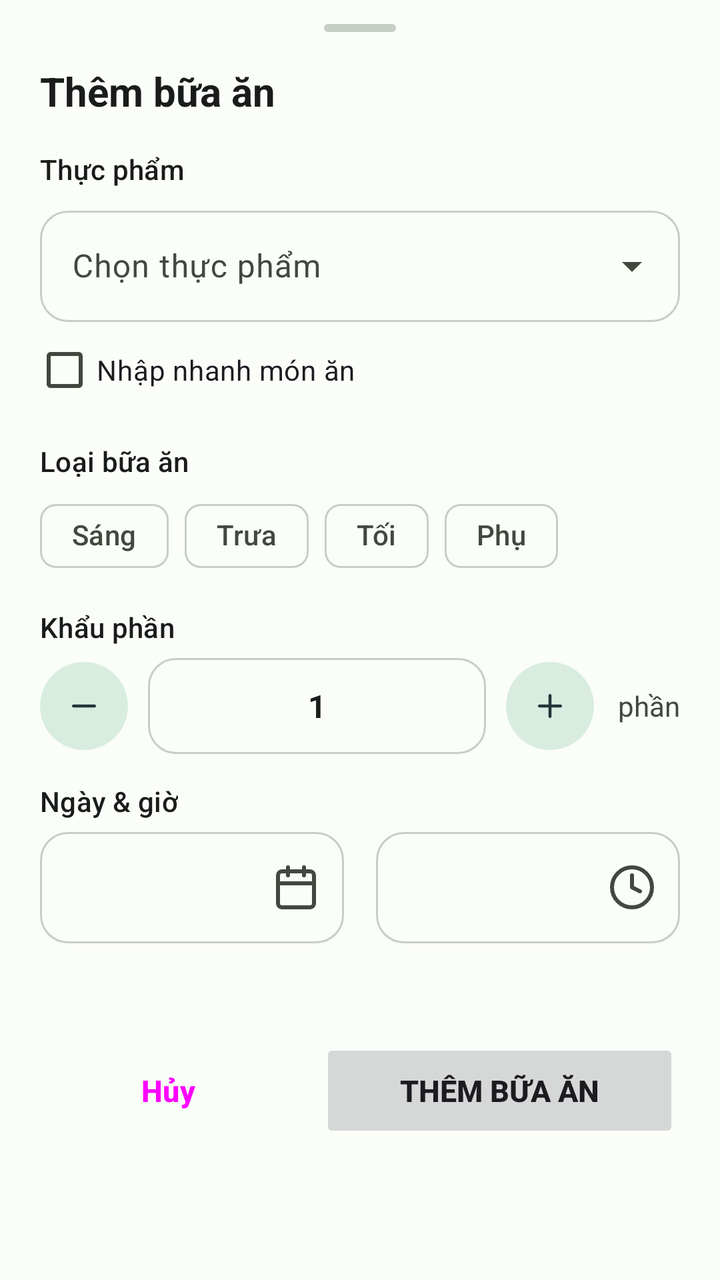
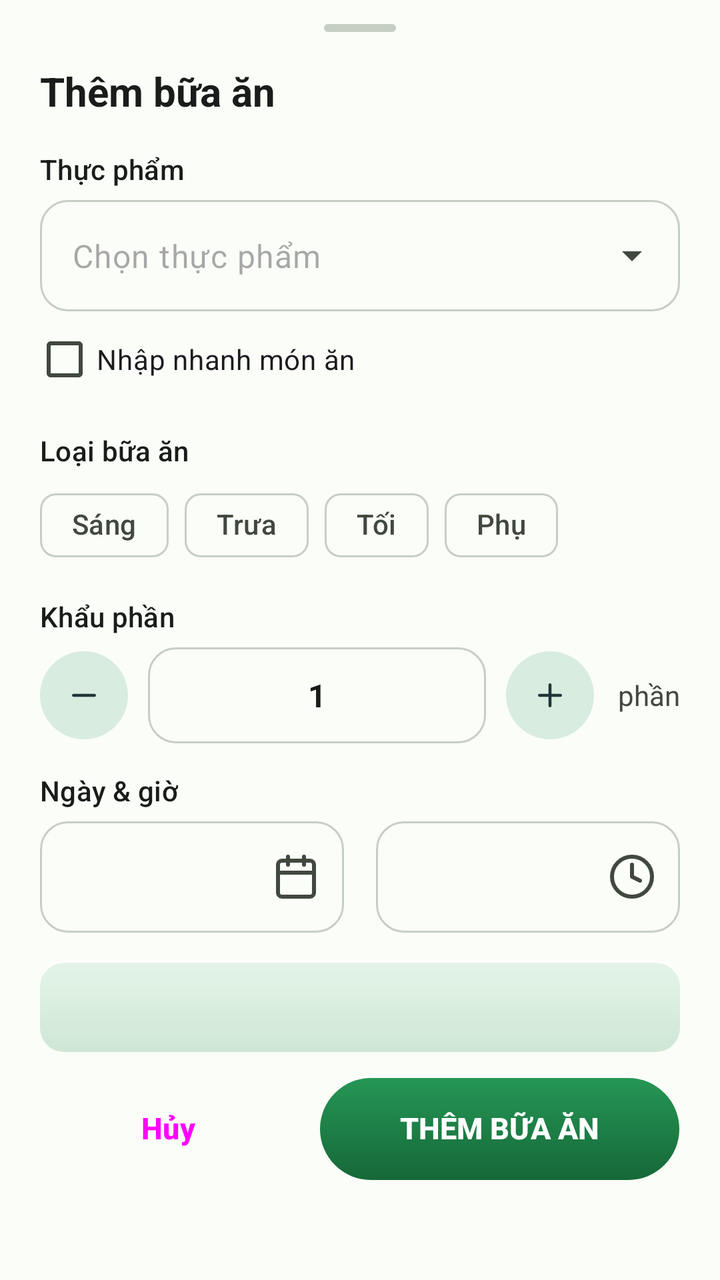

Compare the two renders of this Android layout. The source of the first and the diff that turns it into the second are given below.
<!-- AndroidManifest.xml: application theme Theme.CaloTrack -->
<!-- res/layout/dialog_add_edit_meal.xml -->
<?xml version="1.0" encoding="utf-8"?>
<androidx.core.widget.NestedScrollView xmlns:android="http://schemas.android.com/apk/res/android"
    xmlns:app="http://schemas.android.com/apk/res-auto"
    android:layout_width="match_parent"
    android:layout_height="wrap_content">

    <LinearLayout
        android:layout_width="match_parent"
        android:layout_height="wrap_content"
        android:orientation="vertical"
        android:paddingStart="20dp"
        android:paddingTop="12dp"
        android:paddingEnd="20dp"
        android:paddingBottom="20dp">

        <View
            android:layout_width="36dp"
            android:layout_height="4dp"
            android:layout_gravity="center_horizontal"
            android:background="@drawable/bg_sheet_handle" />

        <TextView
            android:id="@+id/tv_dialog_title"
            android:layout_width="wrap_content"
            android:layout_height="wrap_content"
            android:layout_marginTop="16dp"
            android:text="@string/add_meal"
            android:textColor="?attr/colorOnSurface"
            android:textSize="20sp"
            android:textStyle="bold" />

        
        <TextView
            style="@style/Widget.CaloTrack.FieldLabel"
            android:layout_marginTop="16dp"
            android:text="@string/label_food_pick" />

        <com.google.android.material.textfield.TextInputLayout
            android:id="@+id/til_food"
            style="@style/Widget.Material3.TextInputLayout.OutlinedBox.ExposedDropdownMenu"
            android:layout_width="match_parent"
            android:layout_height="wrap_content"
            android:layout_marginTop="6dp"
            app:boxCornerRadiusBottomEnd="14dp"
            app:boxCornerRadiusBottomStart="14dp"
            app:boxCornerRadiusTopEnd="14dp"
            app:boxCornerRadiusTopStart="14dp">

            <AutoCompleteTextView
                android:id="@+id/actv_food"
                android:layout_width="match_parent"
                android:layout_height="wrap_content"
                android:hint="@string/choose_food"
                android:inputType="text"
                android:maxLines="1" />
        </com.google.android.material.textfield.TextInputLayout>

        <CheckBox
            android:id="@+id/cb_quick_entry"
            android:layout_width="wrap_content"
            android:layout_height="wrap_content"
            android:layout_marginStart="-4dp"
            android:text="@string/quick_entry" />

        <LinearLayout
            android:id="@+id/layout_quick_entry"
            android:layout_width="match_parent"
            android:layout_height="wrap_content"
            android:orientation="vertical"
            android:visibility="gone">

            <com.google.android.material.textfield.TextInputLayout
                style="@style/Widget.Material3.TextInputLayout.OutlinedBox"
                android:layout_width="match_parent"
                android:layout_height="wrap_content"
                android:hint="@string/hint_food_name"
                app:boxCornerRadiusBottomEnd="14dp"
                app:boxCornerRadiusBottomStart="14dp"
                app:boxCornerRadiusTopEnd="14dp"
                app:boxCornerRadiusTopStart="14dp">

                <com.google.android.material.textfield.TextInputEditText
                    android:id="@+id/et_quick_name"
                    android:layout_width="match_parent"
                    android:layout_height="wrap_content"
                    android:inputType="textCapSentences" />
            </com.google.android.material.textfield.TextInputLayout>

            <com.google.android.material.textfield.TextInputLayout
                style="@style/Widget.Material3.TextInputLayout.OutlinedBox"
                android:layout_width="match_parent"
                android:layout_height="wrap_content"
                android:layout_marginTop="8dp"
                android:hint="@string/hint_cal_per_serving"
                app:boxCornerRadiusBottomEnd="14dp"
                app:boxCornerRadiusBottomStart="14dp"
                app:boxCornerRadiusTopEnd="14dp"
                app:boxCornerRadiusTopStart="14dp">

                <com.google.android.material.textfield.TextInputEditText
                    android:id="@+id/et_quick_calories"
                    android:layout_width="match_parent"
                    android:layout_height="wrap_content"
                    android:inputType="numberDecimal" />
            </com.google.android.material.textfield.TextInputLayout>
        </LinearLayout>

        
        <TextView
            style="@style/Widget.CaloTrack.FieldLabel"
            android:layout_marginTop="12dp"
            android:text="@string/label_meal_type" />

        <com.google.android.material.chip.ChipGroup
            android:id="@+id/chip_meal_type"
            android:layout_width="match_parent"
            android:layout_height="wrap_content"
            android:layout_marginTop="4dp"
            app:selectionRequired="true"
            app:singleSelection="true">

            <com.google.android.material.chip.Chip
                android:id="@+id/chip_breakfast"
                style="@style/Widget.Material3.Chip.Filter"
                android:layout_width="wrap_content"
                android:layout_height="wrap_content"
                android:text="@string/meal_tag_breakfast" />

            <com.google.android.material.chip.Chip
                android:id="@+id/chip_lunch"
                style="@style/Widget.Material3.Chip.Filter"
                android:layout_width="wrap_content"
                android:layout_height="wrap_content"
                android:text="@string/meal_tag_lunch" />

            <com.google.android.material.chip.Chip
                android:id="@+id/chip_dinner"
                style="@style/Widget.Material3.Chip.Filter"
                android:layout_width="wrap_content"
                android:layout_height="wrap_content"
                android:text="@string/meal_tag_dinner" />

            <com.google.android.material.chip.Chip
                android:id="@+id/chip_snack"
                style="@style/Widget.Material3.Chip.Filter"
                android:layout_width="wrap_content"
                android:layout_height="wrap_content"
                android:text="@string/meal_tag_snack" />
        </com.google.android.material.chip.ChipGroup>

        
        <TextView
            style="@style/Widget.CaloTrack.FieldLabel"
            android:layout_marginTop="12dp"
            android:text="@string/label_portion" />

        <LinearLayout
            android:layout_width="match_parent"
            android:layout_height="wrap_content"
            android:layout_marginTop="6dp"
            android:gravity="center_vertical"
            android:orientation="horizontal">

            <com.google.android.material.button.MaterialButton
                android:id="@+id/btn_portion_minus"
                style="@style/Widget.Material3.Button.TonalButton.Icon"
                android:layout_width="44dp"
                android:layout_height="44dp"
                android:contentDescription="@string/label_portion"
                android:insetLeft="0dp"
                android:insetTop="0dp"
                android:insetRight="0dp"
                android:insetBottom="0dp"
                android:padding="0dp"
                android:stateListAnimator="@animator/uiverse_press_scale"
                app:cornerRadius="22dp"
                app:icon="@drawable/ic_remove"
                app:iconGravity="textStart"
                app:iconPadding="0dp" />

            <com.google.android.material.textfield.TextInputLayout
                android:id="@+id/til_portion"
                style="@style/Widget.Material3.TextInputLayout.OutlinedBox"
                android:layout_width="0dp"
                android:layout_height="48dp"
                android:layout_marginStart="10dp"
                android:layout_marginEnd="10dp"
                android:layout_weight="1"
                app:boxCornerRadiusBottomEnd="14dp"
                app:boxCornerRadiusBottomStart="14dp"
                app:boxCornerRadiusTopEnd="14dp"
                app:boxCornerRadiusTopStart="14dp"
                app:hintEnabled="false">

                <com.google.android.material.textfield.TextInputEditText
                    android:id="@+id/et_portion"
                    android:layout_width="match_parent"
                    android:layout_height="match_parent"
                    android:gravity="center"
                    android:inputType="numberDecimal"
                    android:maxLines="1"
                    android:paddingTop="0dp"
                    android:paddingBottom="0dp"
                    android:text="1"
                    android:textStyle="bold" />
            </com.google.android.material.textfield.TextInputLayout>

            <com.google.android.material.button.MaterialButton
                android:id="@+id/btn_portion_plus"
                style="@style/Widget.Material3.Button.TonalButton.Icon"
                android:layout_width="44dp"
                android:layout_height="44dp"
                android:contentDescription="@string/label_portion"
                android:insetLeft="0dp"
                android:insetTop="0dp"
                android:insetRight="0dp"
                android:insetBottom="0dp"
                android:padding="0dp"
                android:stateListAnimator="@animator/uiverse_press_scale"
                app:cornerRadius="22dp"
                app:icon="@drawable/ic_add"
                app:iconGravity="textStart"
                app:iconPadding="0dp" />

            <TextView
                android:id="@+id/tv_portion_unit"
                android:layout_width="wrap_content"
                android:layout_height="wrap_content"
                android:layout_marginStart="12dp"
                android:text="@string/portion_unit_label"
                android:textColor="?attr/colorOnSurfaceVariant"
                android:textSize="14sp" />
        </LinearLayout>

        
        <TextView
            style="@style/Widget.CaloTrack.FieldLabel"
            android:layout_marginTop="14dp"
            android:text="@string/label_datetime" />

        <LinearLayout
            android:layout_width="match_parent"
            android:layout_height="wrap_content"
            android:layout_marginTop="6dp"
            android:orientation="horizontal">

            <com.google.android.material.textfield.TextInputLayout
                android:id="@+id/til_meal_date"
                style="@style/Widget.Material3.TextInputLayout.OutlinedBox"
                android:layout_width="0dp"
                android:layout_height="wrap_content"
                android:layout_marginEnd="8dp"
                android:layout_weight="1"
                app:boxCornerRadiusBottomEnd="14dp"
                app:boxCornerRadiusBottomStart="14dp"
                app:boxCornerRadiusTopEnd="14dp"
                app:boxCornerRadiusTopStart="14dp"
                app:endIconDrawable="@drawable/ic_calendar"
                app:endIconMode="custom"
                app:hintEnabled="false">

                <com.google.android.material.textfield.TextInputEditText
                    android:id="@+id/et_meal_date"
                    android:layout_width="match_parent"
                    android:layout_height="wrap_content"
                    android:focusable="false"
                    android:inputType="none"
                    android:maxLines="1" />
            </com.google.android.material.textfield.TextInputLayout>

            <com.google.android.material.textfield.TextInputLayout
                android:id="@+id/til_meal_time"
                style="@style/Widget.Material3.TextInputLayout.OutlinedBox"
                android:layout_width="0dp"
                android:layout_height="wrap_content"
                android:layout_marginStart="8dp"
                android:layout_weight="1"
                app:boxCornerRadiusBottomEnd="14dp"
                app:boxCornerRadiusBottomStart="14dp"
                app:boxCornerRadiusTopEnd="14dp"
                app:boxCornerRadiusTopStart="14dp"
                app:endIconDrawable="@drawable/ic_clock"
                app:endIconMode="custom"
                app:hintEnabled="false">

                <com.google.android.material.textfield.TextInputEditText
                    android:id="@+id/et_meal_time"
                    android:layout_width="match_parent"
                    android:layout_height="wrap_content"
                    android:focusable="false"
                    android:inputType="none"
                    android:maxLines="1" />
            </com.google.android.material.textfield.TextInputLayout>
        </LinearLayout>

        <TextView
            android:id="@+id/tv_computed_calories"
            android:layout_width="wrap_content"
            android:layout_height="wrap_content"
            android:layout_marginTop="14dp"
            android:textColor="?attr/colorOnSurface"
            android:textSize="16sp" />

        <LinearLayout
            android:layout_width="match_parent"
            android:layout_height="wrap_content"
            android:layout_marginTop="12dp"
            android:orientation="horizontal">

            <Button
                android:id="@+id/btn_cancel_meal"
                style="@style/Widget.Material3.Button.TextButton"
                android:layout_width="0dp"
                android:layout_height="52dp"
                android:layout_weight="1"
                android:text="@string/cancel"
                android:textSize="15sp"
                android:textStyle="bold" />

            <Button
                android:id="@+id/btn_save_meal"
                android:layout_width="0dp"
                android:layout_height="52dp"
                android:layout_marginStart="12dp"
                android:layout_weight="1.4"
                android:stateListAnimator="@animator/uiverse_press_scale"
                android:text="@string/add_meal_confirm"
                android:textSize="15sp"
                android:textStyle="bold" />
        </LinearLayout>
    </LinearLayout>
</androidx.core.widget.NestedScrollView>
<!-- resources referenced by this layout -->
<resources>
  <string name="add_meal">Thêm bữa ăn</string>
  <string name="add_meal_confirm">Thêm bữa ăn</string>
  <string name="cancel">Hủy</string>
  <string name="choose_food">Chọn thực phẩm</string>
  <string name="hint_cal_per_serving">Calo mỗi khẩu phần</string>
  <string name="hint_food_name">Tên món ăn</string>
  <string name="label_datetime">Ngày &amp; giờ</string>
  <string name="label_food_pick">Thực phẩm</string>
  <string name="label_meal_type">Loại bữa ăn</string>
  <string name="label_portion">Khẩu phần</string>
  <string name="meal_tag_breakfast">Sáng</string>
  <string name="meal_tag_dinner">Tối</string>
  <string name="meal_tag_lunch">Trưa</string>
  <string name="meal_tag_snack">Phụ</string>
  <string name="portion_unit_label">phần</string>
  <string name="quick_entry">Nhập nhanh món ăn</string>
  <color name="proto_primary">#1b7a43</color>
  <color name="proto_on_primary">#ffffff</color>
  <color name="proto_primary_container">#c9f2cf</color>
  <color name="proto_on_primary_container">#05421f</color>
  <color name="proto_secondary_container">#d9ece0</color>
  <color name="proto_on_secondary_container">#21363a</color>
  <color name="proto_surface">#fafdf8</color>
  <color name="proto_on_surface">#191c1a</color>
  <color name="proto_surface_variant">#eef2ea</color>
  <color name="proto_on_surface_variant">#41493f</color>
  <color name="proto_surface_container">#f2f5ef</color>
  <color name="proto_surface_container_high">#e9eee5</color>
  <color name="proto_outline">#c7cfc4</color>
  <color name="proto_outline_variant">#e0e6dc</color>
  <color name="proto_error">#ba1a1a</color>
  <color name="proto_error_container">#ffdad6</color>
  <style name="Widget.CaloTrack.BottomNavigationView" parent="Widget.Material3.BottomNavigationView">
          <item name="itemActiveIndicatorStyle">@style/Widget.CaloTrack.BottomNavActiveIndicator</item>
      </style>
  <style name="Widget.CaloTrack.BottomNavActiveIndicator" parent="Widget.Material3.BottomNavigationView.ActiveIndicator">
          <item name="android:color">?attr/colorSecondaryContainer</item>
      </style>
  <!-- unchanged entries left out for length: 7 -->
</resources>

<!-- the commit's change to res/layout/dialog_add_edit_meal.xml (unified diff, before → after) -->
@@ -44,7 +44,8 @@
             app:boxCornerRadiusBottomEnd="14dp"
             app:boxCornerRadiusBottomStart="14dp"
             app:boxCornerRadiusTopEnd="14dp"
-            app:boxCornerRadiusTopStart="14dp">
+            app:boxCornerRadiusTopStart="14dp"
+            app:hintEnabled="false">
 
             <AutoCompleteTextView
                 android:id="@+id/actv_food"
@@ -295,10 +296,14 @@
 
         <TextView
             android:id="@+id/tv_computed_calories"
-            android:layout_width="wrap_content"
+            android:layout_width="match_parent"
             android:layout_height="wrap_content"
             android:layout_marginTop="14dp"
-            android:textColor="?attr/colorOnSurface"
+            android:background="@drawable/bg_date_block"
+            android:fontFeatureSettings="tnum"
+            android:gravity="center"
+            android:padding="12dp"
+            android:textColor="?attr/colorOnPrimaryContainer"
             android:textSize="16sp" />
 
         <LinearLayout
@@ -323,10 +328,13 @@
                 android:layout_height="52dp"
                 android:layout_marginStart="12dp"
                 android:layout_weight="1.4"
+                android:background="@drawable/bg_btn_primary_softtech"
                 android:stateListAnimator="@animator/uiverse_press_scale"
                 android:text="@string/add_meal_confirm"
+                android:textColor="?attr/colorOnPrimary"
                 android:textSize="15sp"
-                android:textStyle="bold" />
+                android:textStyle="bold"
+                app:backgroundTint="@null" />
         </LinearLayout>
     </LinearLayout>
 </androidx.core.widget.NestedScrollView>
<!-- resource entries referenced after the edit -->
@@ -1,5 +1,45 @@
 <!-- resources referenced by this layout -->
 <resources>
+  <!-- drawable bg_btn_primary_softtech (drawable) -->
+  <?xml version="1.0" encoding="utf-8"?>
+  <layer-list xmlns:android="http://schemas.android.com/apk/res/android">
+      <item>
+          <shape android:shape="rectangle">
+              <solid android:color="@color/btn_primary_rim" />
+              <corners android:radius="26dp" />
+          </shape>
+      </item>
+      <item android:top="1.2dp">
+          <shape android:shape="rectangle">
+              <gradient
+                  android:angle="270"
+                  android:endColor="@color/btn_primary_bottom"
+                  android:startColor="@color/btn_primary_top"
+                  android:type="linear" />
+              <corners android:radius="26dp" />
+          </shape>
+      </item>
+  </layer-list>
+  <!-- drawable bg_date_block (drawable) -->
+  <?xml version="1.0" encoding="utf-8"?>
+  <layer-list xmlns:android="http://schemas.android.com/apk/res/android">
+      <item>
+          <shape android:shape="rectangle">
+              <corners android:radius="12dp" />
+              <solid android:color="@color/card_rim_top" />
+          </shape>
+      </item>
+      <item android:top="1dp">
+          <shape android:shape="rectangle">
+              <corners android:radius="12dp" />
+              <gradient
+                  android:angle="270"
+                  android:endColor="@color/badge_grad_bottom"
+                  android:startColor="@color/badge_grad_top"
+                  android:type="linear" />
+          </shape>
+      </item>
+  </layer-list>
   <string name="add_meal">Thêm bữa ăn</string>
   <string name="add_meal_confirm">Thêm bữa ăn</string>
   <string name="cancel">Hủy</string>
@@ -16,6 +56,12 @@
   <string name="meal_tag_snack">Phụ</string>
   <string name="portion_unit_label">phần</string>
   <string name="quick_entry">Nhập nhanh món ăn</string>
+  <color name="btn_primary_rim">#59FFFFFF</color>
+  <color name="btn_primary_bottom">#166838</color>
+  <color name="btn_primary_top">#259655</color>
+  <color name="card_rim_top">#E6FFFFFF</color>
+  <color name="badge_grad_bottom">#CFE6D5</color>
+  <color name="badge_grad_top">#E4F5E8</color>
   <color name="proto_primary">#1b7a43</color>
   <color name="proto_on_primary">#ffffff</color>
   <color name="proto_primary_container">#c9f2cf</color>
